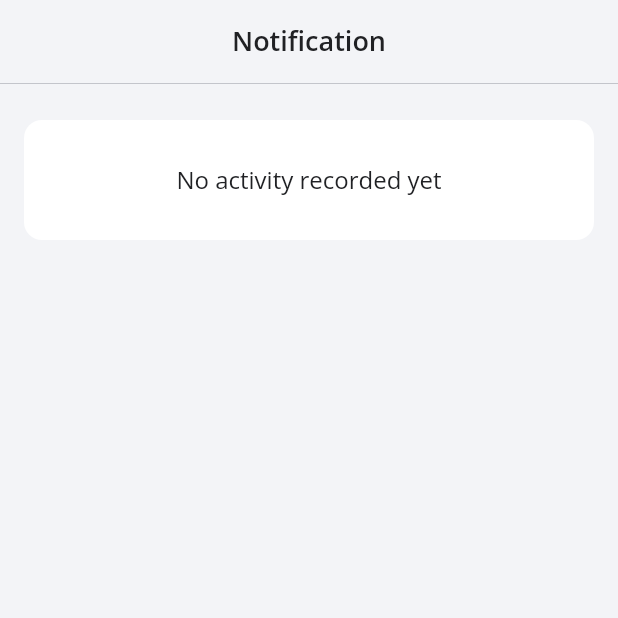
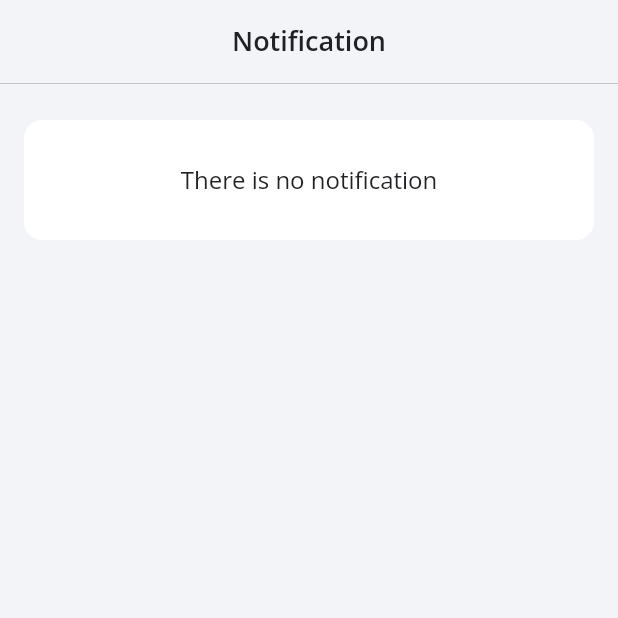
Before and after one commit to nhoaiduy/steemit, a Flutter app: the NotificationPage screen opened directly, on a phone screen of 412 x 824 dp, the top half of it. Run offline on Flutter 3.47's test engine with Material 2 defaults, Android fonts, the phone set to English and light mode, and no system bars; our stand-ins replace bloc, cached_network_image, carousel_slider, cloud_firestore, either_dart, firebase_auth and 15 more; missing offline and left inert: focused_menu_custom, tiengviet; accounts and stored records are empty.

Commit message:
[Style] Chnage Text Notification Page

```diff
--- a/lib/l10n/intl_en.arb
+++ b/lib/l10n/intl_en.arb
@@ -109,5 +109,6 @@
   "txt_post_of": "post of",
   "txt_new_post": "a new post",
   "txt_your_post": "your post",
-  "txt_in": "in"
+  "txt_in": "in",
+  "txt_no_notification": "There is no notification"
 }
--- a/lib/l10n/intl_vi.arb
+++ b/lib/l10n/intl_vi.arb
@@ -109,5 +109,6 @@
   "txt_post_of": "bài viết của",
   "txt_new_post": "bài viết mới",
   "txt_your_post": "bài viết của bạn",
-  "txt_in": "vào"
+  "txt_in": "vào",
+  "txt_no_notification": "Không có thông báo nào"
 }
--- a/lib/presentation/page/navigation/notification_page.dart
+++ b/lib/presentation/page/navigation/notification_page.dart
@@ -55,7 +55,7 @@ class _NotificationPageState extends State<NotificationPage> {
             decoration: BoxDecoration(
                 color: Colors.white, borderRadius: BorderRadius.circular(12.0)),
             child: Text(
-              S.current.txt_no_activity,
+              S.current.txt_no_notification,
               style: BaseTextStyle.body1(),
               maxLines: 2,
               overflow: TextOverflow.ellipsis,
```
Also changed, not shown: lib/presentation/page/setting/update_profile_page.dart (+16 -14 lines), lib/generated/intl/messages_en.dart, lib/generated/intl/messages_vi.dart, lib/generated/l10n.dart.
